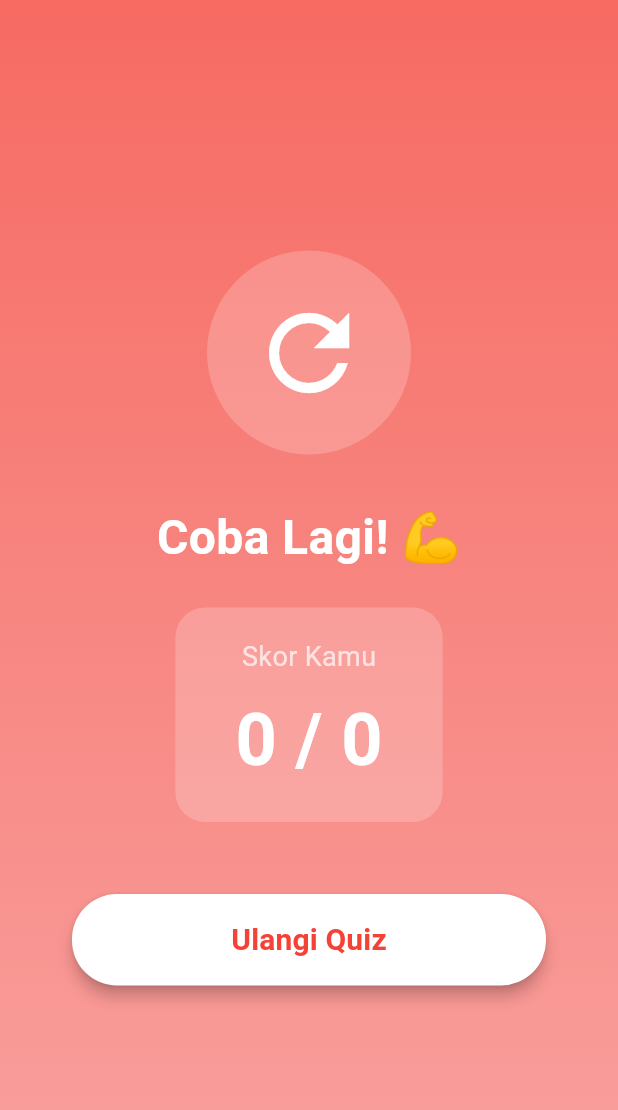
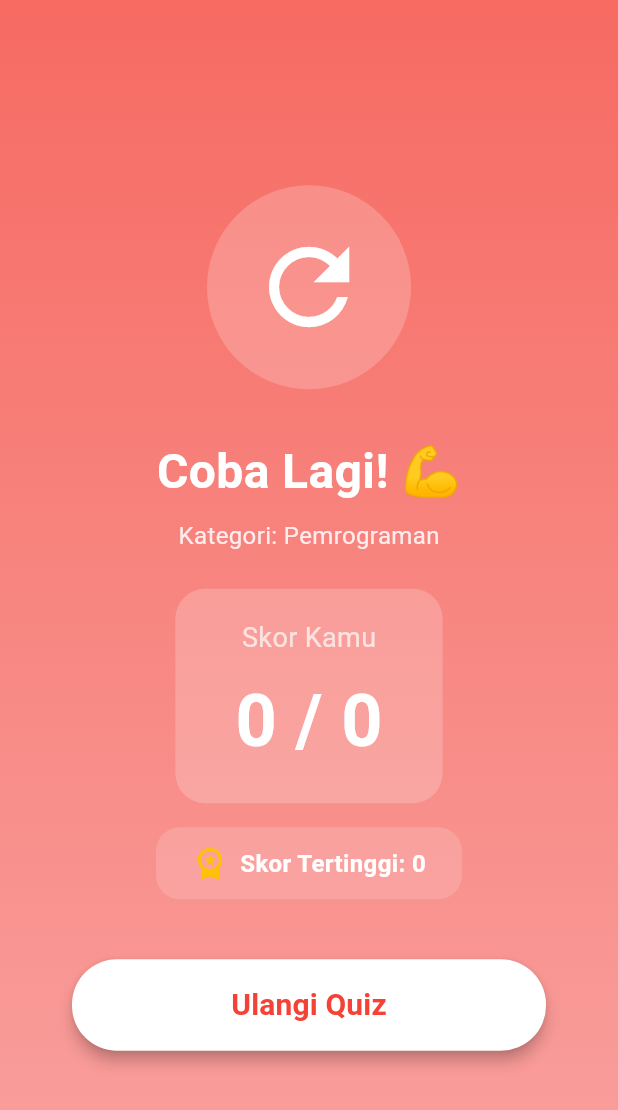
Before and after one commit to zypsyalala/Quizku-APK, a Flutter app: the ResultPage screen opened directly with empty values, on a phone screen of 412 x 824 dp. Shown: the top 1110 px of the screen. Run offline on Flutter 3.47's test engine with Material 3 defaults, Android fonts, the phone set to English and light mode, and no system bars; our stand-ins replace shared_preferences; accounts and stored records are empty.

Commit message:
menambahkan fitur baru

```diff
--- a/lib/screens/result_page.dart
+++ b/lib/screens/result_page.dart
@@ -1,19 +1,58 @@
 import 'package:flutter/material.dart';
+import 'package:shared_preferences/shared_preferences.dart';
+import '../models/question_model.dart';
 import 'home_page.dart';
 
-class ResultPage extends StatelessWidget {
+class ResultPage extends StatefulWidget {
   final int score;
   final int totalQuestions;
+  final QuizCategory category;
 
   const ResultPage({
     super.key,
     required this.score,
     required this.totalQuestions,
+    required this.category,
   });
+
+  @override
+  State<ResultPage> createState() => _ResultPageState();
+}
+
+class _ResultPageState extends State<ResultPage> {
+  int? _highScore;
+  bool _isNewHighScore = false;
+
+  @override
+  void initState() {
+    super.initState();
+    _loadAndSaveScore();
+  }
+
+  // Simpan skor ke local storage & cek apakah skor tertinggi baru
+  Future<void> _loadAndSaveScore() async {
+    final prefs = await SharedPreferences.getInstance();
+    final key = 'highscore_${widget.category.name}';
+    final savedHighScore = prefs.getInt(key) ?? 0;
+
+    if (widget.score > savedHighScore) {
+      // Skor baru lebih tinggi → simpan
+      await prefs.setInt(key, widget.score);
+      setState(() {
+        _highScore = widget.score;
+        _isNewHighScore = true;
+      });
+    } else {
+      setState(() {
+        _highScore = savedHighScore;
+        _isNewHighScore = false;
+      });
+    }
+  }
 
   // Menentukan pesan dan emoji berdasarkan persentase skor
   String _getMessage() {
-    double percentage = (score / totalQuestions) * 100;
+    double percentage = (widget.score / widget.totalQuestions) * 100;
     if (percentage >= 80) return 'Luar Biasa! 🎉';
     if (percentage >= 60) return 'Bagus! 👍';
     return 'Coba Lagi! 💪';
@@ -21,7 +60,7 @@ class ResultPage extends StatelessWidget {
 
   // Menentukan warna berdasarkan persentase skor
   Color _getColor() {
-    double percentage = (score / totalQuestions) * 100;
+    double percentage = (widget.score / widget.totalQuestions) * 100;
     if (percentage >= 80) return Colors.green;
     if (percentage >= 60) return Colors.orange;
     return Colors.red;
@@ -29,10 +68,20 @@ class ResultPage extends StatelessWidget {
 
   // Menentukan icon berdasarkan persentase skor
   IconData _getIcon() {
-    double percentage = (score / totalQuestions) * 100;
+    double percentage = (widget.score / widget.totalQuestions) * 100;
     if (percentage >= 80) return Icons.emoji_events;
     if (percentage >= 60) return Icons.thumb_up_alt;
     return Icons.refresh;
+  }
+
+  // Nama kategori yang ditampilkan
+  String _getCategoryName() {
+    switch (widget.category) {
+      case QuizCategory.programming:
+        return 'Pemrograman';
+      case QuizCategory.islamic:
+        return 'Agama Islam';
+    }
   }
 
   @override
@@ -80,6 +129,16 @@ class ResultPage extends StatelessWidget {
                   color: Colors.white,
                 ),
               ),
+              const SizedBox(height: 8),
+
+              // Nama kategori
+              Text(
+                'Kategori: ${_getCategoryName()}',
+                style: TextStyle(
+                  fontSize: 16,
+                  color: Colors.white.withOpacity(0.85),
+                ),
+              ),
               const SizedBox(height: 24),
 
               // Skor
@@ -103,7 +162,7 @@ class ResultPage extends StatelessWidget {
                     ),
                     const SizedBox(height: 8),
                     Text(
-                      '$score / $totalQuestions',
+                      '${widget.score} / ${widget.totalQuestions}',
                       style: const TextStyle(
                         fontSize: 48,
                         fontWeight: FontWeight.bold,
@@ -113,7 +172,42 @@ class ResultPage extends StatelessWidget {
                   ],
                 ),
               ),
-              const SizedBox(height: 48),
+              const SizedBox(height: 16),
+
+              // === Skor Tertinggi (dari local storage) ===
+              if (_highScore != null)
+                Container(
+                  padding: const EdgeInsets.symmetric(
+                    horizontal: 24,
+                    vertical: 12,
+                  ),
+                  decoration: BoxDecoration(
+                    color: Colors.white.withOpacity(0.15),
+                    borderRadius: BorderRadius.circular(16),
+                  ),
+                  child: Row(
+                    mainAxisSize: MainAxisSize.min,
+                    children: [
+                      Icon(
+                        _isNewHighScore ? Icons.star : Icons.workspace_premium,
+                        color: Colors.amber,
+                        size: 24,
+                      ),
+                      const SizedBox(width: 8),
+                      Text(
+                        _isNewHighScore
+                            ? '🎊 Skor Tertinggi Baru!'
+                            : 'Skor Tertinggi: $_highScore',
+                        style: const TextStyle(
+                          fontSize: 16,
+                          fontWeight: FontWeight.w600,
+                          color: Colors.white,
+                        ),
+                      ),
+                    ],
+                  ),
+                ),
+              const SizedBox(height: 40),
 
               // Tombol Ulangi Quiz
               Padding(
--- a/pubspec.yaml
+++ b/pubspec.yaml
@@ -34,6 +34,9 @@ dependencies:
   # The following adds the Cupertino Icons font to your application.
   # Use with the CupertinoIcons class for iOS style icons.
   cupertino_icons: ^1.0.8
+
+  # Simpan skor tertinggi ke local storage
+  shared_preferences: ^2.3.4
 
 dev_dependencies:
   flutter_test:
```
Also changed, not shown: lib/screens/quiz_page.dart (+112 -27 lines), lib/widgets/answer_button.dart (+10 -4 lines), pubspec.lock, 1 other file.
